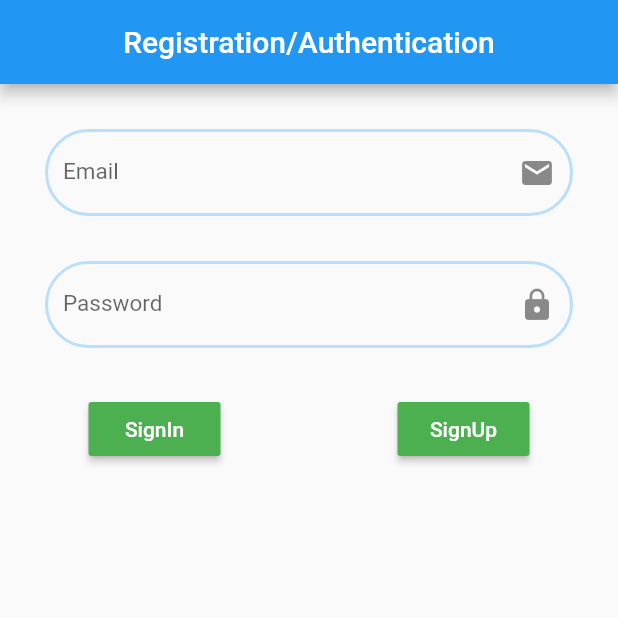
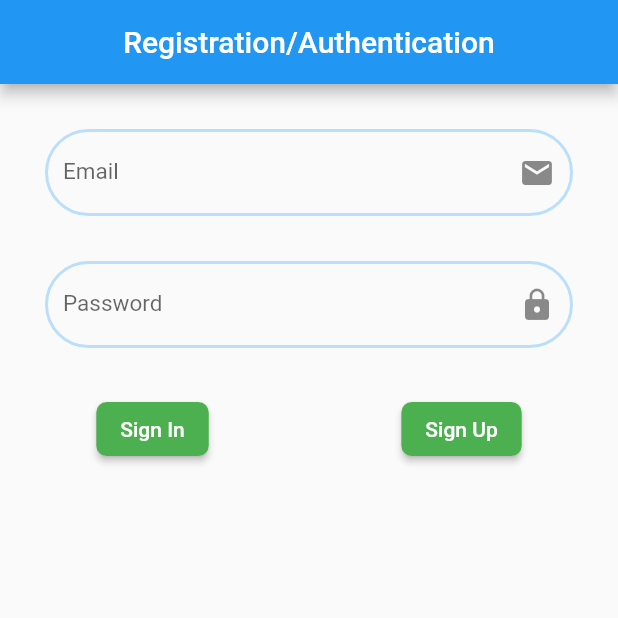
Before and after one commit to IlyaGorod/auth_firebase, a Flutter app: the screen it shows after launch, on a phone screen of 412 x 824 dp, the top half of it. Run offline on Flutter 3.47's test engine with Material 2 defaults, Android fonts, the phone set to English and light mode, and no system bars; our stand-ins replace firebase_auth, firebase_core, fluttertoast; accounts and stored records are empty.

Commit message:
sec commit

```diff
--- /dev/null
+++ b/lib/data/user.dart
@@ -0,0 +1,11 @@
+import 'package:firebase_auth/firebase_auth.dart';
+
+
+   class ThisUser{
+     String id;
+
+     ThisUser.fromFirebase(User user){
+       id = user.uid;
+     }
+
+   }
--- a/lib/homePage.dart
+++ /dev/null
@@ -1,105 +0,0 @@
-import 'package:firebase_core/firebase_core.dart';
-import 'package:firebase_auth/firebase_auth.dart';
-
-import 'package:flutter/cupertino.dart';
-import 'package:flutter/material.dart';
-import 'package:flutter_auth_firebase/resultScreen.dart';
-
-class MyHomePage extends StatefulWidget {
-
-  @override
-  _MyHomePageState createState() => _MyHomePageState();
-}
-
-class _MyHomePageState extends State<MyHomePage> {
-
-  String _email;
-  String _password;
-
-  final FirebaseAuth _frbAuth = FirebaseAuth.instance;
-
-  @override
-  Widget build(BuildContext context) {
-    return Scaffold(
-      appBar: AppBar(
-        title: Text('Registration/Authentication'),
-        centerTitle: true,
-      ),
-      body: Column(
-        children: <Widget>[
-          Padding(
-              padding: EdgeInsets.all(30),
-              child: TextField(
-                keyboardType: TextInputType.emailAddress,
-                style: TextStyle(fontSize: 15),
-                decoration: InputDecoration(
-                    suffixIcon: Icon(Icons.email),
-                    labelText: "Email",
-                    enabledBorder: OutlineInputBorder(
-                        borderRadius: BorderRadius.all(Radius.circular(30.0)),
-                        borderSide: BorderSide(color: Colors.blue[100], width: 2)
-                    ),
-                    focusedBorder: OutlineInputBorder(
-                        borderRadius: BorderRadius.all(Radius.circular(30.0)),
-                        borderSide: BorderSide(color: Colors.blue, width: 2)
-                    )
-                ),
-                onChanged: (value){
-                  setState(() {
-                    _email = value.trim();
-                  });
-                },
-              )
-          ),
-          Padding(
-            padding: EdgeInsets.only(bottom: 30, right: 30, left: 30),
-            child: TextField(
-              keyboardType: TextInputType.emailAddress,
-              style: TextStyle(fontSize: 15),
-              decoration: InputDecoration(
-                  suffixIcon:  Icon(Icons.lock),
-                  labelText: "Password",
-                  enabledBorder: OutlineInputBorder(
-                      borderRadius: BorderRadius.all(Radius.circular(30.0)),
-                      borderSide: BorderSide(color: Colors.blue[100], width: 2)
-                  ),
-                  focusedBorder: OutlineInputBorder(
-                      borderRadius: BorderRadius.all(Radius.circular(30.0)),
-                      borderSide: BorderSide(color: Colors.blue, width: 2)
-                  )
-              ),
-              onChanged: (value){
-                setState(() {
-                  _password = value.trim();
-                });
-              },
-              obscureText: true,
-            ),
-          ),
-
-          Row(
-              mainAxisAlignment: MainAxisAlignment.spaceAround,
-              children: <Widget>[
-                RaisedButton(
-                  color: Colors.green,
-                  child: Text("SignIn", style: TextStyle(color: Colors.white),),
-                  onPressed: (){
-                    _frbAuth.signInWithEmailAndPassword(email: _email, password: _password);
-                    Navigator.of(context).pushReplacement(MaterialPageRoute(builder: (context) => ResultPage()));
-                  },
-                ),
-                RaisedButton(
-                  color: Colors.green,
-                  child: Text("SignUp", style: TextStyle(color: Colors.white),),
-                  onPressed: (){
-                    _frbAuth.createUserWithEmailAndPassword(email: _email, password: _password);
-                    Navigator.of(context).pushReplacement(MaterialPageRoute(builder: (context) => ResultPage()));
-                  },
-                ),
-              ]
-          )
-        ],
-      ),
-    );
-  }
-}
--- a/lib/main.dart
+++ b/lib/main.dart
@@ -1,14 +1,16 @@
+import 'package:firebase_auth/firebase_auth.dart';
 import 'package:firebase_core/firebase_core.dart';
-import 'package:firebase_auth/firebase_auth.dart';
 import 'package:flutter/material.dart';
+import 'package:flutter_auth_firebase/data/user.dart';
+import 'package:flutter_auth_firebase/presentation/homePage.dart';
+import 'package:provider/provider.dart';
+import 'data/authServices.dart';
 
-import 'homePage.dart';
 
 
 Future<void> main() async {
   WidgetsFlutterBinding.ensureInitialized();
   await Firebase.initializeApp();
-  await FirebaseAuth.instance.useAuthEmulator('localhost', 9099);
   runApp(MyApp());
 }
 
@@ -16,8 +18,12 @@ class MyApp extends StatelessWidget {
 
   @override
   Widget build(BuildContext context) {
-    return MaterialApp(
+    return StreamProvider<ThisUser>.value(
+    value: AuthService().currentUser,
+        initialData: null,
+      child: MaterialApp(
       home: MyHomePage(),
+      )
     );
   }
 }
--- /dev/null
+++ b/lib/presentation/homePage.dart
@@ -0,0 +1,174 @@
+import 'package:flutter/cupertino.dart';
+import 'package:flutter/material.dart';
+import 'package:flutter_auth_firebase/data/authServices.dart';
+import 'package:flutter_auth_firebase/data/user.dart';
+import 'package:flutter_auth_firebase/presentation/logoutScreen.dart';
+import 'package:flutter_auth_firebase/presentation/validation.dart';
+import 'package:fluttertoast/fluttertoast.dart';
+
+
+ class MyHomePage extends StatefulWidget {
+
+  @override
+  _MyHomePageState createState() => _MyHomePageState();
+}
+
+
+ class _MyHomePageState extends State<MyHomePage> {
+
+   TextEditingController _emailController = TextEditingController();
+   TextEditingController _passwordController = TextEditingController();
+
+   String _email;
+   String _password;
+
+   final GlobalKey<FormState> _key = GlobalKey<FormState>();
+
+   AuthService _authServices = AuthService();
+
+  @override
+  Widget build(BuildContext context) {
+
+    return Scaffold(
+      appBar: AppBar(
+        title: Text('Registration/Authentication'),
+        centerTitle: true,
+      ),
+      body: Form(
+        key: _key,
+      child: Column(
+        children: <Widget>[
+          Padding(
+              padding: EdgeInsets.all(30),
+              child: TextFormField(
+                controller: _emailController,
+                keyboardType: TextInputType.emailAddress,
+                style: TextStyle(fontSize: 15),
+                decoration: InputDecoration(
+                    suffixIcon: Icon(Icons.email),
+                    labelText: "Email",
+                    enabledBorder: OutlineInputBorder(
+                        borderRadius: BorderRadius.all(Radius.circular(30.0)),
+                        borderSide: BorderSide(color: Colors.blue[100], width: 2)
+                    ),
+                    focusedBorder: OutlineInputBorder(
+                        borderRadius: BorderRadius.all(Radius.circular(30.0)),
+                        borderSide: BorderSide(color: Colors.blue, width: 2)
+                    )
+                ),
+                /*onChanged: (value){
+                  setState(() {
+                    _email = value.trim();
+                  });
+                },*/
+                validator: ValidationClass().validationEmail,
+              )
+          ),
+
+          Padding(
+            padding: EdgeInsets.only(bottom: 30, right: 30, left: 30),
+            child: TextFormField(
+              controller: _passwordController,
+              keyboardType: TextInputType.emailAddress,
+              style: TextStyle(fontSize: 15),
+              decoration: InputDecoration(
+                  suffixIcon:  Icon(Icons.lock),
+                  labelText: "Password",
+                  enabledBorder: OutlineInputBorder(
+                      borderRadius: BorderRadius.all(Radius.circular(30.0)),
+                      borderSide: BorderSide(color: Colors.blue[100], width: 2)
+                  ),
+                  focusedBorder: OutlineInputBorder(
+                      borderRadius: BorderRadius.all(Radius.circular(30.0)),
+                      borderSide: BorderSide(color: Colors.blue, width: 2)
+                  )
+              ),
+             /* onChanged: (value){
+                setState(() {
+                  _password = value.trim();
+                });
+              },*/
+              validator: ValidationClass().validationPassword,
+              obscureText: true,
+            ),
+          ),
+
+          Row(
+              mainAxisAlignment: MainAxisAlignment.spaceAround,
+              children: <Widget>[
+                ElevatedButton(
+                  style: elevatedButtonStyle,
+                  child: Text("Sign In"),
+                  onPressed: () {
+                    FocusScope.of(context).unfocus();
+                      _signInButtonAction();
+                  },
+                ),
+                ElevatedButton(
+                  style: elevatedButtonStyle,
+                  child: Text("Sign Up"),
+                  onPressed: () {
+                    FocusScope.of(context).unfocus();
+                      _registerButtonAction();
+                  },
+                ),
+              ],
+          ),
+        ],
+       ),
+      ),
+    );
+  }
+
+
+
+  final ButtonStyle elevatedButtonStyle = ElevatedButton.styleFrom(
+    primary: Colors.green,
+    shape: const RoundedRectangleBorder(
+      borderRadius: BorderRadius.all(Radius.circular(7)),
+    ),
+  );
+
+
+
+   void _signInButtonAction() async {
+    _email = _emailController.text.trim();
+    _password = _passwordController.text.trim();
+
+     if (_key.currentState.validate()) {
+       ThisUser user = await _authServices.signInWithEmailAndPassword(_email, _password);
+       if (user == null) {
+         Fluttertoast.showToast(
+           msg: "User is not found",
+           timeInSecForIosWeb: 1,
+         );
+       }else{
+         Navigator.of(context).pushReplacement(MaterialPageRoute
+           (builder: (context) => ResultPage()));
+       }
+       _emailController.clear();
+       _passwordController.clear();
+     }
+   }
+
+   void _registerButtonAction() async {
+     _email = _emailController.text.trim();
+     _password = _passwordController.text.trim();
+
+     if (_key.currentState.validate()) {
+       ThisUser user = await _authServices.registerWithEmailAndPassword(_email, _password);
+       if (user == null) {
+         Fluttertoast.showToast(
+           msg: "User is not registered",
+           timeInSecForIosWeb: 1,
+         );
+       }else{
+         Navigator.of(context).pushReplacement(MaterialPageRoute
+           (builder: (context) => ResultPage()));
+       }
+       _emailController.clear();
+       _passwordController.clear();
+     }
+   }
+
+}
--- a/pubspec.yaml
+++ b/pubspec.yaml
@@ -18,7 +18,7 @@ publish_to: 'none' # Remove this line if you wish to publish to pub.dev
 version: 1.0.0+1
 
 environment:
-  sdk: ">=2.7.0 <3.0.0"
+  sdk: ">=2.07.0 <3.0.0"
 
 dependencies:
   flutter:
@@ -31,6 +31,9 @@ dependencies:
   firebase_auth: ^2.0.0
   cloud_firestore: ^2.3.0
   firebase_core: ^1.3.0
+  fluttertoast: ^8.0.7
+  provider: ^5.0.0
+
 
 dev_dependencies:
   flutter_test:
```
Also changed, not shown: lib/data/authServices.dart (added, +38 -0 lines), lib/data/landing.dart (added, +17 -0 lines), lib/presentation/logoutScreen.dart (renamed from lib/resultScreen.dart, +9 -6 lines), lib/presentation/validation.dart (added, +29 -0 lines), pubspec.lock, 2 other files.
